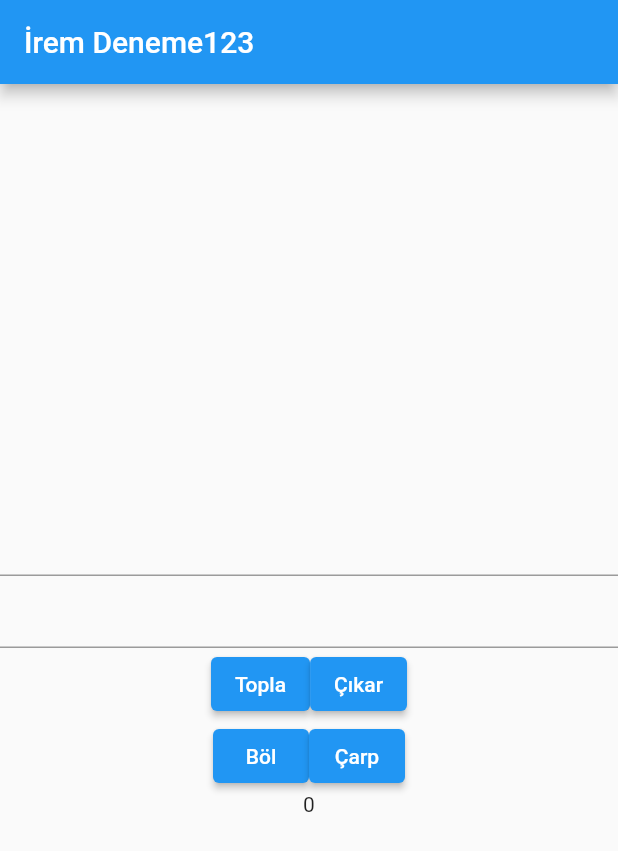
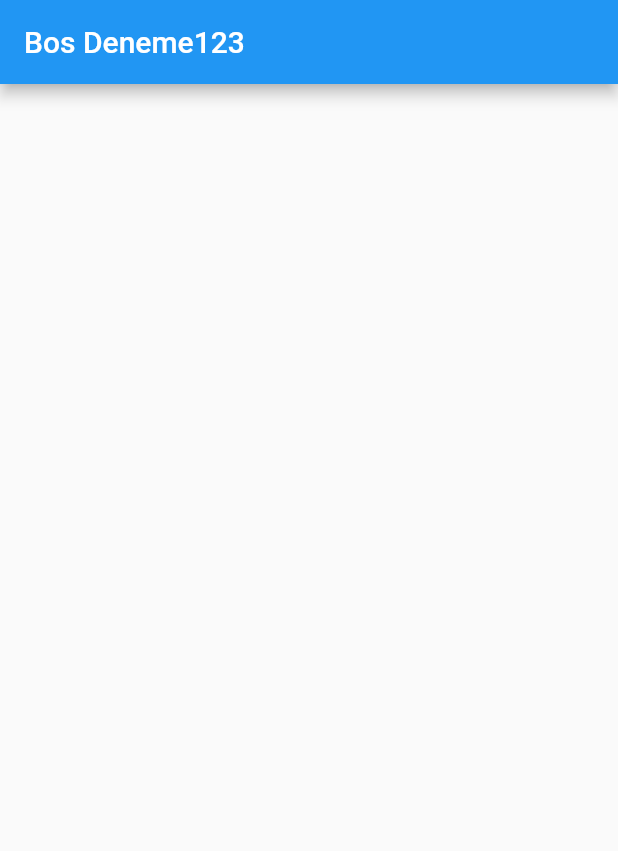
Before and after one commit to GokhanOzkaya/asd, a Flutter app: the screen it shows after launch, on a phone screen of 412 x 824 dp. Shown: the top 851 px of the screen. Run offline on Flutter 3.47's test engine with Material 2 defaults, Android fonts, the phone set to English and light mode, and no system bars.

Commit message:
Bos deneme

```diff
--- a/lib/main.dart
+++ b/lib/main.dart
@@ -22,7 +22,7 @@ class Iskele extends StatelessWidget {
   Widget build(BuildContext context) {
     return Scaffold(
       appBar: AppBar(
-        title: Text('İrem Deneme123'),
+        title: Text('Bos Deneme123'),
       ),
       body: AnaEkranState(),
     );
@@ -37,87 +37,12 @@ class AnaEkranState extends StatefulWidget {
 }
 
 class _AnaEkranStateState extends State<AnaEkranState> {
-  num num1 = 0 ;
-  num num2 = 0 ;
-  num sonuc = 0 ;
-
-  TextEditingController text1 = TextEditingController();
-  TextEditingController text2 = TextEditingController();
-
-  sayiTopla() {
-    setState(() {
-      num1 = num.parse(text1.text);
-      num2 = num.parse(text2.text);
-      sonuc = num1+num2;
-    });
-  }
-  sayiCikar() {
-    setState(() {
-      num1 = num.parse(text1.text);
-      num2 = num.parse(text2.text);
-      sonuc = num1-num2;
-    });
-  }
-  sayiBol() {
-    setState(() {
-      num1 = num.parse(text1.text);
-      num2 = num.parse(text2.text);
-      sonuc = num1/num2;
-    });
-  }
-  sayiCarp() {
-    setState(() {
-      num1 = num.parse(text1.text);
-      num2 = num.parse(text2.text);
-      sonuc = num1*num2;
-    });
-  }
 
 
   @override
   Widget build(BuildContext context) {
     return Center(
-      child: Column(
-        mainAxisAlignment: MainAxisAlignment.center,
-        children: [
 
-          TextField(controller: text1,),
-          TextField(controller: text2,),
-          Row(
-            mainAxisAlignment: MainAxisAlignment.center,
-            children: [
-              ElevatedButton(
-                onPressed: sayiTopla,
-                child: Text('Topla'),
-              ),
-              ElevatedButton(
-                onPressed: () {
-                  sayiCikar();
-                },
-                child: Text('Çıkar'),
-              ),
-            ],
-          ),
-          Row(
-            mainAxisAlignment: MainAxisAlignment.center,
-            children: [
-              ElevatedButton(
-                onPressed: () {
-                  sayiBol();
-                },
-                child: Text('Böl'),
-              ),
-              ElevatedButton(
-                onPressed: () {
-                  sayiCarp();
-                },
-                child: Text('Çarp'),
-              ),
-            ],
-          ),
-          Text(sonuc.toString()),
-        ],
-      ),
     );
   }
 }
```
